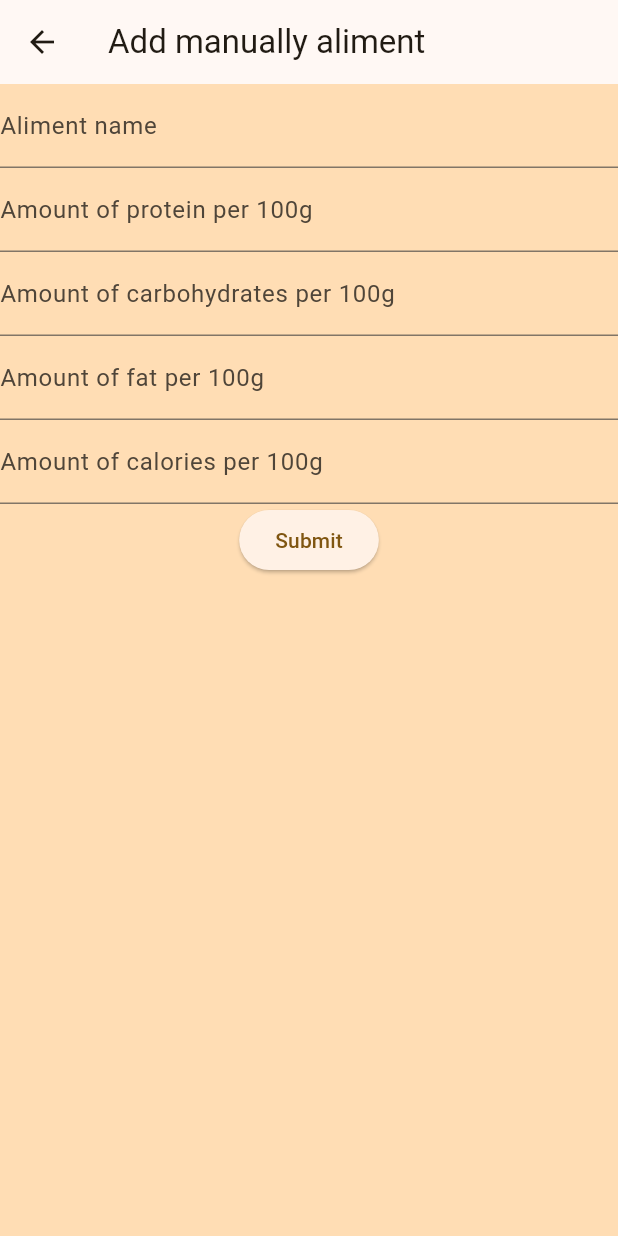
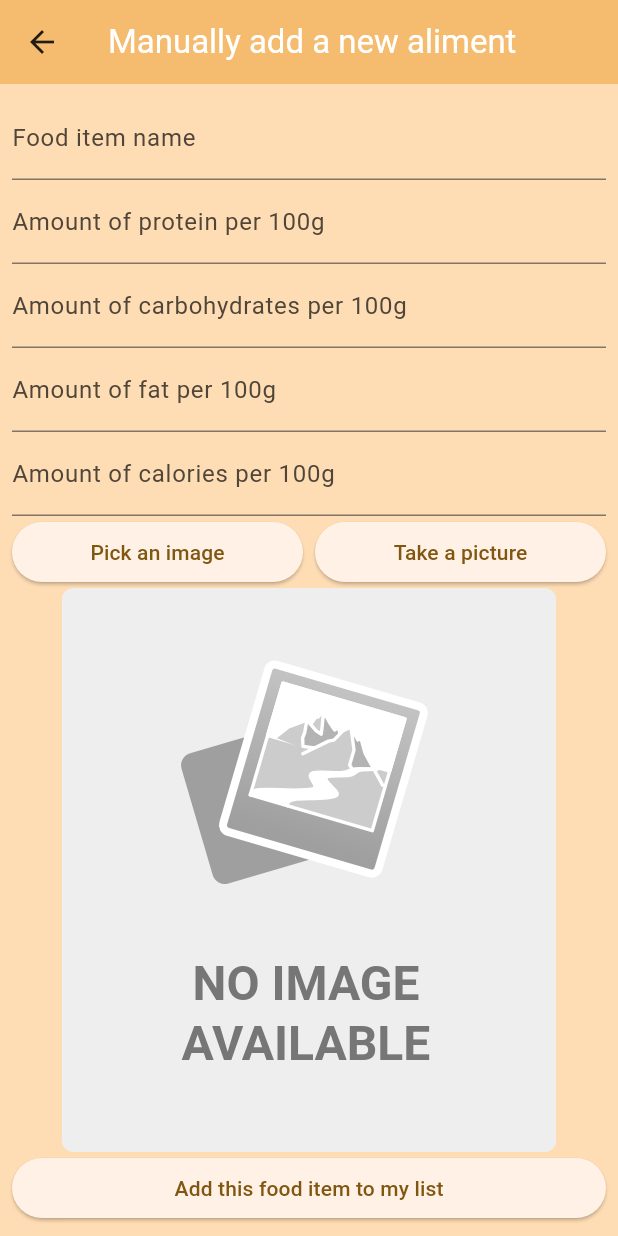
Before and after one commit to TanguyRaguenes/MacroMiam, a Flutter app: the AddAlimentScreen screen opened by its route, on a phone screen of 412 x 824 dp. Run offline on Flutter 3.47's test engine with Material 3 defaults, Android fonts, the light colour scheme and no system bars; our stand-ins replace camera, file_picker, flutter_svg, sqflite; accounts and stored records are empty.

Commit message:
Ajout images

```diff
--- /dev/null
+++ b/devtools_options.yaml
@@ -0,0 +1,3 @@
+description: This file stores settings for Dart & Flutter DevTools.
+documentation: https://docs.flutter.dev/tools/devtools/extensions#configure-extension-enablement-states
+extensions:
--- a/lib/data/models/aliment_model.dart
+++ b/lib/data/models/aliment_model.dart
@@ -5,6 +5,7 @@ class AlimentModel {
   final double carbohydrates;
   final double fat;
   final double calories;
+  final String? path;
 
   AlimentModel({
     this.id,
@@ -13,6 +14,7 @@ class AlimentModel {
     required this.carbohydrates,
     required this.fat,
     required this.calories,
+    required this.path,
   });
 
   Map<String, Object?> toMap() {
@@ -23,6 +25,7 @@ class AlimentModel {
       'carbohydrates': carbohydrates,
       'fat': fat,
       'calories': calories,
+      'path': path,
     };
   }
 
@@ -34,11 +37,12 @@ class AlimentModel {
       carbohydrates: aliment['carbohydrates'],
       fat: aliment['fat'],
       calories: aliment['calories'],
+      path: aliment['path'],
     );
   }
 
   @override
   String toString() {
-    return 'CustomAlimentModel{id: $id, name: $name, protein: $protein, carbohydrates: $carbohydrates, fat: $fat, calories: $calories}';
+    return 'CustomAlimentModel{id: $id, name: $name, protein: $protein, carbohydrates: $carbohydrates, fat: $fat, calories: $calories, path: $path}';
   }
 }
--- /dev/null
+++ b/lib/data/services/camera_service.dart
@@ -0,0 +1 @@
+class CameraService {}
--- a/lib/data/services/sqlite_db_service.dart
+++ b/lib/data/services/sqlite_db_service.dart
@@ -22,7 +22,7 @@ class SqliteDbService {
       path,
       onCreate: (db, version) {
         return db.execute(
-          'CREATE TABLE aliments(id INTEGER PRIMARY KEY AUTOINCREMENT, name Text, protein double, carbohydrates double, fat double, calories double )',
+          'CREATE TABLE aliments(id INTEGER PRIMARY KEY AUTOINCREMENT, name Text, protein double, carbohydrates double, fat double, calories double, path String)',
         );
       },
       version: 1,
--- a/lib/main.dart
+++ b/lib/main.dart
@@ -30,7 +30,7 @@ class MyApp extends StatelessWidget {
               ),
         ),
 
-        Provider(
+        ChangeNotifierProvider(
           create:
               (context) => AddAlimentViewModel(
                 alimentRepository: context.read<AlimentRepository>(),
--- a/lib/ui/view_models/add_aliment_viewmodel.dart
+++ b/lib/ui/view_models/add_aliment_viewmodel.dart
@@ -1,15 +1,34 @@
-import 'package:flutter/material.dart';
-import '../../data/models/textformfield_model.dart';
+import 'dart:io';
+import 'package:flutter/cupertino.dart';
+
 import '../../data/repositories/aliment_repository.dart';
+import '../../data/models/aliment_model.dart';
+import 'package:file_picker/file_picker.dart';
 
-import '../../data/models/aliment_model.dart';
-
-class AddAlimentViewModel {
+class AddAlimentViewModel extends ChangeNotifier {
   AddAlimentViewModel({required AlimentRepository alimentRepository}) {
     _alimentRepository = alimentRepository;
   }
 
   late final AlimentRepository _alimentRepository;
+
+  bool _isCameraVisible = false;
+
+  bool get isCameraVisible => _isCameraVisible;
+
+  set isCameraVisible(bool boolean) {
+    _isCameraVisible = boolean;
+    notifyListeners();
+  }
+
+  String? _imagePath;
+
+  String? get imagePath => _imagePath;
+
+  set imagePath(String? path) {
+    _imagePath = path;
+    notifyListeners();
+  }
 
   Future<void> saveAliment(
     String name,
@@ -24,8 +43,28 @@ class AddAlimentViewModel {
       carbohydrates: double.tryParse(carbohydrates) ?? 0.0,
       fat: double.tryParse(fat) ?? 0.0,
       calories: double.tryParse(calories) ?? 0.0,
+      path: _imagePath,
     );
 
     await _alimentRepository.saveAliment(aliment);
   }
+
+  Future<void> selectFile() async {
+    FilePickerResult? result = await FilePicker.platform.pickFiles();
+
+    if (result != null) {
+      _imagePath = File(result.files.single.path!).path;
+      notifyListeners();
+    }
+  }
+
+  void toggleIsCameraVisible() {
+    _isCameraVisible = !_isCameraVisible;
+    notifyListeners();
+  }
+
+  void disposeState() {
+    _isCameraVisible = false;
+    _imagePath = null;
+  }
 }
--- a/lib/ui/view_models/list_viewmodel.dart
+++ b/lib/ui/view_models/list_viewmodel.dart
@@ -6,7 +6,6 @@ import '../../data/repositories/aliment_repository.dart';
 class ListViewModel extends ChangeNotifier {
   ListViewModel({required AlimentRepository alimentRepository}) {
     _alimentRepository = alimentRepository;
-    getAliments();
   }
 
   late final AlimentRepository _alimentRepository;
--- a/lib/ui/views/screens/add_aliment_screen.dart
+++ b/lib/ui/views/screens/add_aliment_screen.dart
@@ -1,7 +1,12 @@
+import 'dart:io';
+
 import 'package:flutter/material.dart';
+import 'package:flutter_svg/svg.dart';
 import 'package:macromiam/data/models/textformfield_model.dart';
 import 'package:macromiam/ui/view_models/add_aliment_viewmodel.dart';
 import 'package:provider/provider.dart';
+
+import '../widgets/camera_widget.dart';
 
 class AddAlimentScreen extends StatefulWidget {
   const AddAlimentScreen({super.key});
@@ -11,7 +16,7 @@ class AddAlimentScreen extends StatefulWidget {
 }
 
 class _AddAlimentScreenState extends State<AddAlimentScreen> {
-  var _formKey = GlobalKey<FormState>();
+  final _formKey = GlobalKey<FormState>();
 
   var _name;
   var _protein;
@@ -19,11 +24,27 @@ class _AddAlimentScreenState extends State<AddAlimentScreen> {
   var _fat;
   var _calories;
 
+  late final AddAlimentViewModel _addAlimentViewModel;
+
+  @override
+  void initState() {
+    super.initState();
+    _addAlimentViewModel = context.read<AddAlimentViewModel>();
+  }
+
+  @override
+  void dispose() {
+    super.dispose();
+    _addAlimentViewModel.disposeState();
+  }
+
   @override
   Widget build(BuildContext context) {
+    final addAlimentViewModel = context.watch<AddAlimentViewModel>();
+
     List<TextFormFieldModel> inputs = [
       TextFormFieldModel(
-        label: 'Aliment name',
+        label: 'Food item name',
         hintText: 'Please enter the name',
         type: TextInputType.text,
         onSaved: (value) => _name = value,
@@ -54,8 +75,8 @@ class _AddAlimentScreenState extends State<AddAlimentScreen> {
       ),
     ];
 
-    String? _validator(String? value) {
-      if (value == Null || value!.isEmpty) {
+    String? validator(String? value) {
+      if (value == null || value.isEmpty) {
         return 'This field is required.';
       }
       return null;
@@ -64,7 +85,6 @@ class _AddAlimentScreenState extends State<AddAlimentScreen> {
     void submit() {
       if (_formKey.currentState!.validate()) {
         _formKey.currentState!.save();
-        final addAlimentViewModel = context.read<AddAlimentViewModel>();
         addAlimentViewModel.saveAliment(
           _name,
           _protein,
@@ -72,14 +92,30 @@ class _AddAlimentScreenState extends State<AddAlimentScreen> {
           _fat,
           _calories,
         );
+        ScaffoldMessenger.of(context).showSnackBar(
+          SnackBar(
+            content: Text('Food item added'),
+            backgroundColor: Colors.green,
+            duration: Duration(milliseconds: 500),
+          ),
+        );
       }
     }
 
     return Scaffold(
-      appBar: AppBar(title: Text('Add manually aliment')),
+      appBar: AppBar(
+        title: Text(
+          'Manually add a new aliment',
+          style: TextStyle(color: Theme.of(context).colorScheme.onPrimary),
+        ),
+        backgroundColor: Theme.of(context).colorScheme.inversePrimary,
+      ),
       body: Container(
         width: double.infinity,
+        height: MediaQuery.of(context).size.height,
         color: Theme.of(context).colorScheme.primaryContainer,
+        child: Padding(
+          padding: const EdgeInsets.all(8.0),
           child: Form(
             key: _formKey,
             child: Column(
@@ -91,11 +127,71 @@ class _AddAlimentScreenState extends State<AddAlimentScreen> {
                       hintText: input.hintText,
                     ),
                     keyboardType: input.type,
-                  validator: _validator,
+                    validator: validator,
                     onSaved: input.onSaved,
                   ),
-              ElevatedButton(onPressed: submit, child: Text('Submit')),
+
+                Row(
+                  mainAxisAlignment: MainAxisAlignment.spaceAround,
+                  children: [
+                    Expanded(
+                      child: ElevatedButton(
+                        onPressed: () {
+                          if (addAlimentViewModel.isCameraVisible) {
+                            addAlimentViewModel.toggleIsCameraVisible();
+                          }
+                          addAlimentViewModel.selectFile();
+                        },
+                        child: Text('Pick an image'),
+                      ),
+                    ),
+                    SizedBox(width: 8),
+                    Expanded(
+                      child: ElevatedButton(
+                        onPressed: addAlimentViewModel.toggleIsCameraVisible,
+                        child: Text('Take a picture'),
+                      ),
+                    ),
                   ],
+                ),
+
+                Expanded(
+                  child: AnimatedSwitcher(
+                    duration: Duration(milliseconds: 300),
+                    child:
+                        addAlimentViewModel.isCameraVisible
+                            ? CameraWidget(
+                              onPictureTaken: (path) {
+                                addAlimentViewModel.imagePath = path;
+                                addAlimentViewModel.toggleIsCameraVisible();
+                              },
+                            )
+                            : ClipRRect(
+                              borderRadius: BorderRadius.circular(8),
+                              child:
+                                  addAlimentViewModel.imagePath != null
+                                      ? Image.file(
+                                        File(addAlimentViewModel.imagePath!),
+                                        fit: BoxFit.cover,
+                                      )
+                                      : SvgPicture.asset(
+                                        'assets/images/No-Image-Placeholder.svg',
+                                        fit: BoxFit.cover,
+                                      ),
+                            ),
+                  ),
+                ),
+
+                // Bouton final
+                SizedBox(
+                  width: double.infinity,
+                  child: ElevatedButton(
+                    onPressed: submit,
+                    child: Text('Add this food item to my list'),
+                  ),
+                ),
+              ],
+            ),
           ),
         ),
       ),
--- a/lib/ui/views/widgets/add_widget.dart
+++ b/lib/ui/views/widgets/add_widget.dart
@@ -25,6 +25,7 @@ class AddWidget extends StatelessWidget {
               ),
             ),
           ),
+          Text('OR'),
           Padding(
             padding: const EdgeInsets.all(8.0),
             child: SizedBox(
@@ -38,7 +39,6 @@ class AddWidget extends StatelessWidget {
               ),
             ),
           ),
-          Text('ADD'),
         ],
       ),
     );
```
Also changed, not shown: lib/ui/views/widgets/camera_widget.dart (added, +90 -0 lines), lib/ui/views/widgets/list_widget.dart (+56 -13 lines), pubspec.yaml (+7 -3 lines), assets/images/No-Image-Placeholder.svg (added), pubspec.lock, 1 other file. Lines whose indentation alone changed are shown as unchanged.
